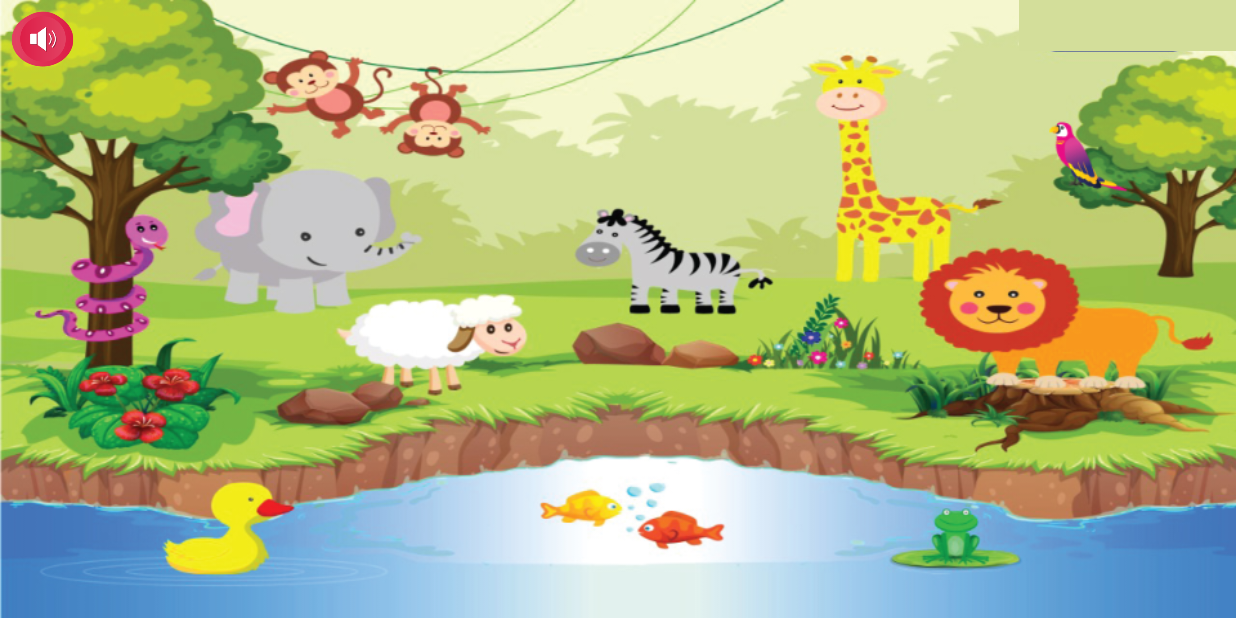
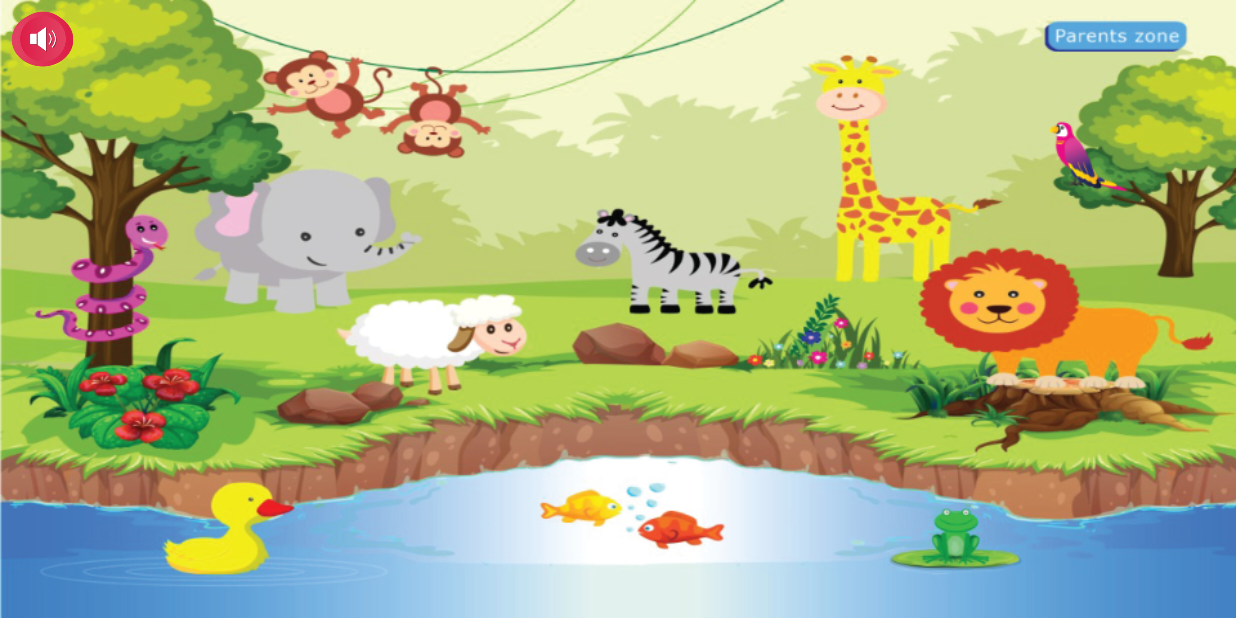
Before and after one commit to arsalanpeerzada/MatchyProject, an Android app: the screen it shows after launch (MainActivity), on a phone screen of 824 x 412 dp (held sideways). Run offline under Robolectric (Android 15) with nearby library versions, the phone set to English and light mode, and no system bars; libraries missing offline, so code that uses them is left out: com.developer.spoti; 1 statement that could not run was skipped.

Commit message:
1/11/24 ~ 2

```diff
--- a/app/build.gradle
+++ b/app/build.gradle
@@ -15,12 +15,12 @@ android {
         }
     }
 
-    compileSdkVersion 33
+    compileSdkVersion 34
     defaultConfig {
         applicationId "com.techwitz.matchymatch"
-        minSdkVersion 21
+        minSdkVersion 24
         versionCode 39
-        targetSdkVersion 33
+        targetSdkVersion 34
         versionName "39"
         namespace "com.techwitz.matchymatch"
         testInstrumentationRunner 'androidx.test.runner.AndroidJUnitRunner'
--- a/app/src/main/AndroidManifest.xml
+++ b/app/src/main/AndroidManifest.xml
@@ -3,12 +3,17 @@
     xmlns:tools="http://schemas.android.com/tools"
     package="com.techwitz.matchymatch"
     >
+
+    <uses-permission android:name="android.permission.READ_MEDIA_IMAGES" />
+    <uses-permission android:name="android.permission.READ_MEDIA_VIDEO" />
+    <uses-permission android:name="android.permission.READ_MEDIA_AUDIO" />
     <uses-feature android:name="android.hardware.camera" />
     <uses-permission android:name="android.permission.VIBRATE" />
     <uses-permission android:name="android.permission.CAMERA" />
     <uses-permission android:name="android.permission.WRITE_EXTERNAL_STORAGE" />
     <uses-permission android:name="android.permission.READ_EXTERNAL_STORAGE" />
     <uses-permission android:name="android.permission.INTERNET" />
+
 
     <application
         android:debuggable="false"
--- a/app/src/main/res/layout/activity_main.xml
+++ b/app/src/main/res/layout/activity_main.xml
@@ -24,12 +24,12 @@
 
     </androidx.cardview.widget.CardView>
 
-    <!--<ImageView-->
-    <!--android:id="@+id/backgroundChanger"-->
-    <!--android:layout_width="match_parent"-->
-    <!--android:layout_height="match_parent"-->
-    <!--android:src="@drawable/main_background"-->
-    <!--/>-->
+    <ImageView
+    android:id="@+id/backgroundChanger"
+    android:layout_width="match_parent"
+    android:layout_height="match_parent"
+    android:src="@drawable/main_background"
+    />
     <RelativeLayout
         android:layout_below="@+id/home_ad_card"
         android:layout_width="match_parent"
@@ -349,19 +349,15 @@
                                 ></LinearLayout>
 
                             <LinearLayout
-                                android:background="#D3DE9A"
                                 android:layout_width="0dp"
                                 android:layout_height="match_parent"
                                 android:layout_weight="0.3"
                                 ></LinearLayout>
                             <LinearLayout
-                                android:background="#D3DE9A"
                                 android:layout_width="0dp"
                                 android:layout_height="match_parent"
                                 android:layout_weight="1.2"
                                 >
-
-
                                 <ImageView
                                     android:id="@+id/parentzoneIMG"
                                     android:layout_width="match_parent"
```
Also changed, not shown: app/src/main/java/com/techwitz/matchymatch/CustomMainActivity.java (+23 -17 lines), app/src/main/java/com/techwitz/matchymatch/CustomMainPuzzleActivity.java (+21 -20 lines).
